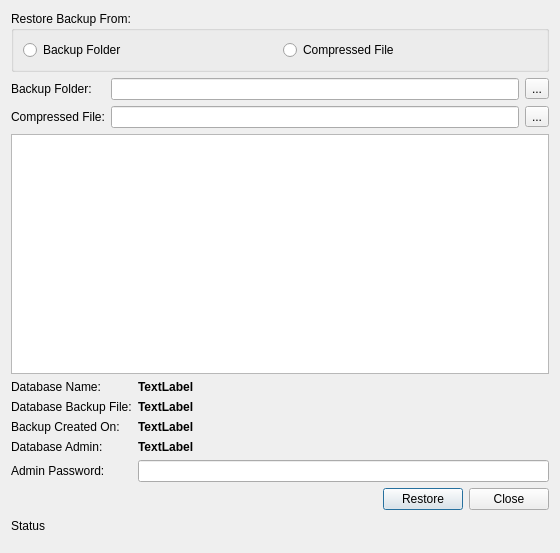
Before: the Qt Designer form stdm/ui/ui_profile_backup_restore.ui in gltn/stdm, drawn with Qt 5.
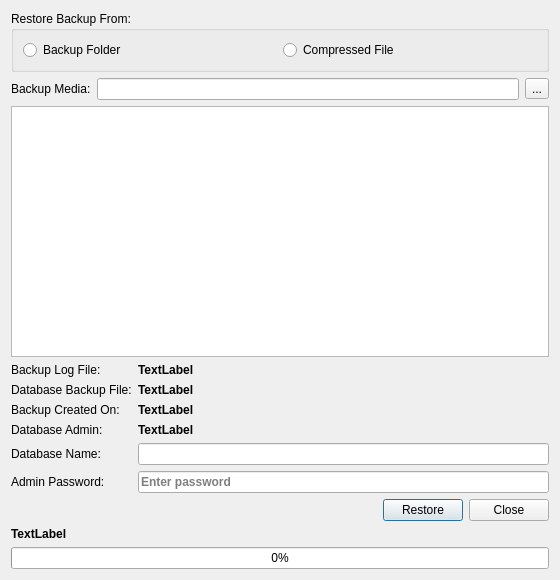
After: the same form once the commit is applied.

Patch:
```diff
--- a/stdm/ui/ui_profile_backup_restore.ui
+++ b/stdm/ui/ui_profile_backup_restore.ui
@@ -7,19 +7,19 @@
     <x>0</x>
     <y>0</y>
     <width>560</width>
-    <height>553</height>
+    <height>580</height>
    </rect>
   </property>
   <property name="maximumSize">
    <size>
     <width>560</width>
-    <height>560</height>
+    <height>580</height>
    </size>
   </property>
   <property name="windowTitle">
    <string>Dialog</string>
   </property>
-  <layout class="QVBoxLayout" name="verticalLayout">
+  <layout class="QVBoxLayout" name="verticalLayout_2">
    <item>
     <widget class="QGroupBox" name="groupBox">
      <property name="title">
@@ -46,14 +46,14 @@
    <item>
     <layout class="QGridLayout" name="gridLayout">
      <item row="0" column="0">
-      <widget class="QLabel" name="label">
+      <widget class="QLabel" name="lblMedia">
        <property name="text">
-        <string>Backup Folder:</string>
+        <string>Backup Media:</string>
        </property>
       </widget>
      </item>
      <item row="0" column="1">
-      <widget class="QLineEdit" name="edtBackupFolder"/>
+      <widget class="QLineEdit" name="edtBackupMedia"/>
      </item>
      <item row="0" column="2">
       <widget class="QToolButton" name="tbBackupFolder">
@@ -62,23 +62,6 @@
        </property>
       </widget>
      </item>
-     <item row="1" column="0">
-      <widget class="QLabel" name="label_2">
-       <property name="text">
-        <string>Compressed File:</string>
-       </property>
-      </widget>
-     </item>
-     <item row="1" column="1">
-      <widget class="QLineEdit" name="edtZipFile"/>
-     </item>
-     <item row="1" column="2">
-      <widget class="QToolButton" name="tbZipFile">
-       <property name="text">
-        <string>...</string>
-       </property>
-      </widget>
-     </item>
     </layout>
    </item>
    <item>
@@ -95,22 +78,61 @@
    </item>
    <item>
     <layout class="QGridLayout" name="gridLayout_2">
-     <item row="0" column="0">
-      <widget class="QLabel" name="label_3">
+     <item row="4" column="1">
+      <widget class="QLabel" name="lblDBAdmin">
+       <property name="font">
+        <font>
+         <weight>75</weight>
+         <bold>true</bold>
+        </font>
+       </property>
        <property name="text">
-        <string>Database Name:</string>
+        <string>TextLabel</string>
        </property>
       </widget>
      </item>
      <item row="3" column="0">
-      <widget class="QLabel" name="label_4">
+      <widget class="QLabel" name="label_7">
        <property name="text">
-        <string>Database Admin:</string>
+        <string>Backup Created On:</string>
+       </property>
+      </widget>
+     </item>
+     <item row="0" column="0">
+      <widget class="QLabel" name="label">
+       <property name="text">
+        <string>Backup Log File:</string>
+       </property>
+      </widget>
+     </item>
+     <item row="2" column="1">
+      <widget class="QLabel" name="lblBackupFile">
+       <property name="font">
+        <font>
+         <weight>75</weight>
+         <bold>true</bold>
+        </font>
+       </property>
+       <property name="text">
+        <string>TextLabel</string>
+       </property>
+      </widget>
+     </item>
+     <item row="0" column="1">
+      <widget class="QLabel" name="lblLogFile">
+       <property name="font">
+        <font>
+         <weight>75</weight>
+         <bold>true</bold>
+        </font>
+       </property>
+       <property name="text">
+        <string>TextLabel</string>
        </property>
       </widget>
      </item>
      <item row="3" column="1">
-      <widget class="QLabel" name="lblDBAdmin">
+      <widget class="QLabel" name="lblDateCreated">
        <property name="font">
         <font>
          <weight>75</weight>
@@ -122,27 +144,7 @@
        </property>
       </widget>
      </item>
-     <item row="0" column="1">
-      <widget class="QLabel" name="lblDBName">
-       <property name="font">
-        <font>
-         <weight>75</weight>
-         <bold>true</bold>
-        </font>
-       </property>
-       <property name="text">
-        <string>TextLabel</string>
-       </property>
-      </widget>
-     </item>
-     <item row="1" column="0">
-      <widget class="QLabel" name="label_6">
-       <property name="text">
-        <string>Database Backup File:</string>
-       </property>
-      </widget>
-     </item>
-     <item row="5" column="1">
+     <item row="6" column="1">
       <widget class="QLineEdit" name="edtPassword">
        <property name="font">
         <font>
@@ -153,45 +155,46 @@
        <property name="echoMode">
         <enum>QLineEdit::Password</enum>
        </property>
+       <property name="placeholderText">
+        <string>Enter password</string>
+       </property>
       </widget>
      </item>
-     <item row="5" column="0">
+     <item row="2" column="0">
+      <widget class="QLabel" name="label_6">
+       <property name="text">
+        <string>Database Backup File:</string>
+       </property>
+      </widget>
+     </item>
+     <item row="4" column="0">
+      <widget class="QLabel" name="label_4">
+       <property name="text">
+        <string>Database Admin:</string>
+       </property>
+      </widget>
+     </item>
+     <item row="6" column="0">
       <widget class="QLabel" name="label_5">
        <property name="text">
         <string>Admin Password: </string>
        </property>
       </widget>
      </item>
-     <item row="2" column="0">
-      <widget class="QLabel" name="label_7">
-       <property name="text">
-        <string>Backup Created On:</string>
-       </property>
-      </widget>
-     </item>
-     <item row="1" column="1">
-      <widget class="QLabel" name="lblBackupFile">
+     <item row="5" column="1">
+      <widget class="QLineEdit" name="edtDBName">
        <property name="font">
         <font>
          <weight>75</weight>
          <bold>true</bold>
         </font>
        </property>
-       <property name="text">
-        <string>TextLabel</string>
-       </property>
       </widget>
      </item>
-     <item row="2" column="1">
-      <widget class="QLabel" name="lblDateCreated">
-       <property name="font">
-        <font>
-         <weight>75</weight>
-         <bold>true</bold>
-        </font>
-       </property>
+     <item row="5" column="0">
+      <widget class="QLabel" name="label_3">
        <property name="text">
-        <string>TextLabel</string>
+        <string>Database Name:</string>
        </property>
       </widget>
      </item>
@@ -229,39 +232,32 @@
     </layout>
    </item>
    <item>
-    <layout class="QHBoxLayout" name="horizontalLayout_3">
+    <layout class="QVBoxLayout" name="verticalLayout">
      <item>
       <widget class="QLabel" name="lblStatus">
+       <property name="font">
+        <font>
+         <weight>75</weight>
+         <bold>true</bold>
+        </font>
+       </property>
        <property name="text">
-        <string>Status</string>
+        <string>TextLabel</string>
        </property>
       </widget>
      </item>
      <item>
-      <spacer name="horizontalSpacer_2">
-       <property name="orientation">
-        <enum>Qt::Horizontal</enum>
+      <widget class="QProgressBar" name="pbStatus">
+       <property name="value">
+        <number>0</number>
        </property>
-       <property name="sizeHint" stdset="0">
-        <size>
-         <width>40</width>
-         <height>20</height>
-        </size>
+       <property name="textVisible">
+        <bool>true</bool>
        </property>
-      </spacer>
+      </widget>
      </item>
     </layout>
    </item>
-   <item>
-    <widget class="QFrame" name="frame">
-     <property name="frameShape">
-      <enum>QFrame::Panel</enum>
-     </property>
-     <property name="frameShadow">
-      <enum>QFrame::Raised</enum>
-     </property>
-    </widget>
-   </item>
   </layout>
  </widget>
  <resources/>
```
